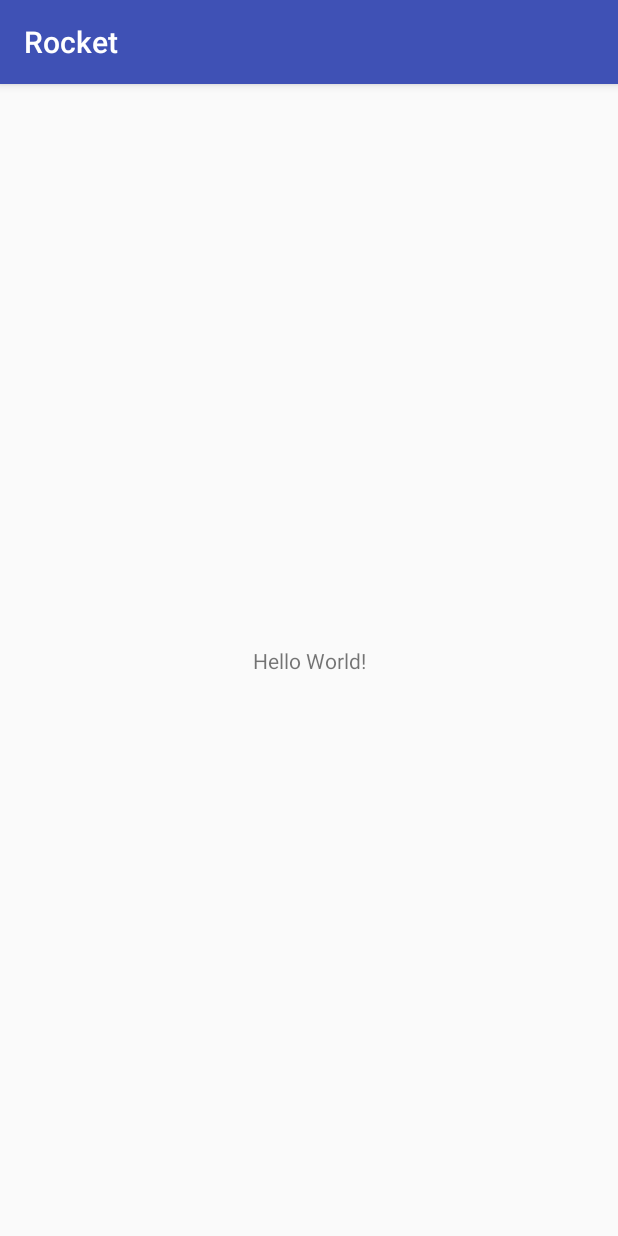
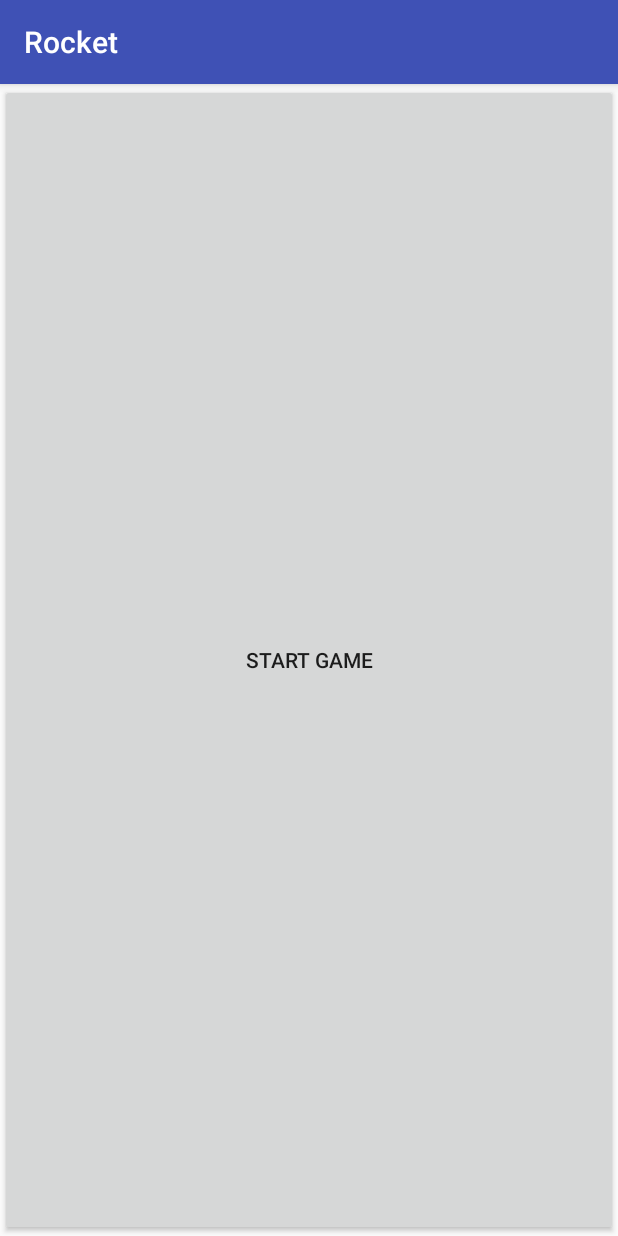
Before and after one commit to nicvagn/Rocket, an Android app: the screen it shows after launch (MainActivity), on a phone screen of 412 x 824 dp. Run offline under Robolectric (Android 15) with nearby library versions, the phone set to English and light mode, and no system bars.

Commit message:
added button to activity_main

```diff
--- a/app/src/main/res/layout/activity_main.xml
+++ b/app/src/main/res/layout/activity_main.xml
@@ -15,4 +15,9 @@
         app:layout_constraintRight_toRightOf="parent"
         app:layout_constraintTop_toTopOf="parent" />
 
+    <Button
+        android:layout_width="match_parent"
+        android:layout_height="match_parent"
+        android:text="Start Game"/>
+
 </android.support.constraint.ConstraintLayout>
```
